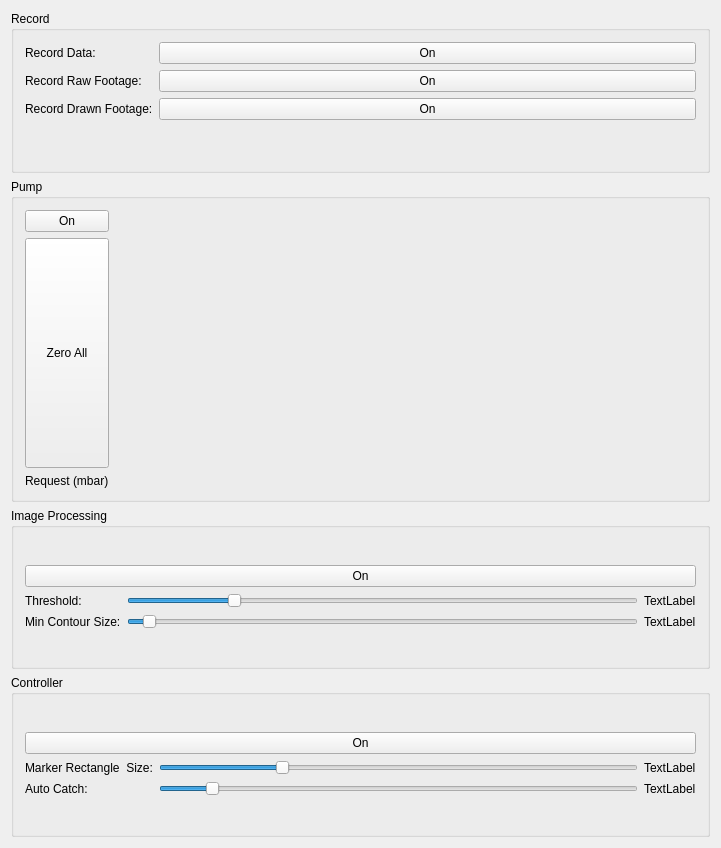
This is EVA00/ueva/dashboard.ui in DaveSketchySpeedway/RoboDrop as Qt 5 draws it before an edit. The edited form follows.
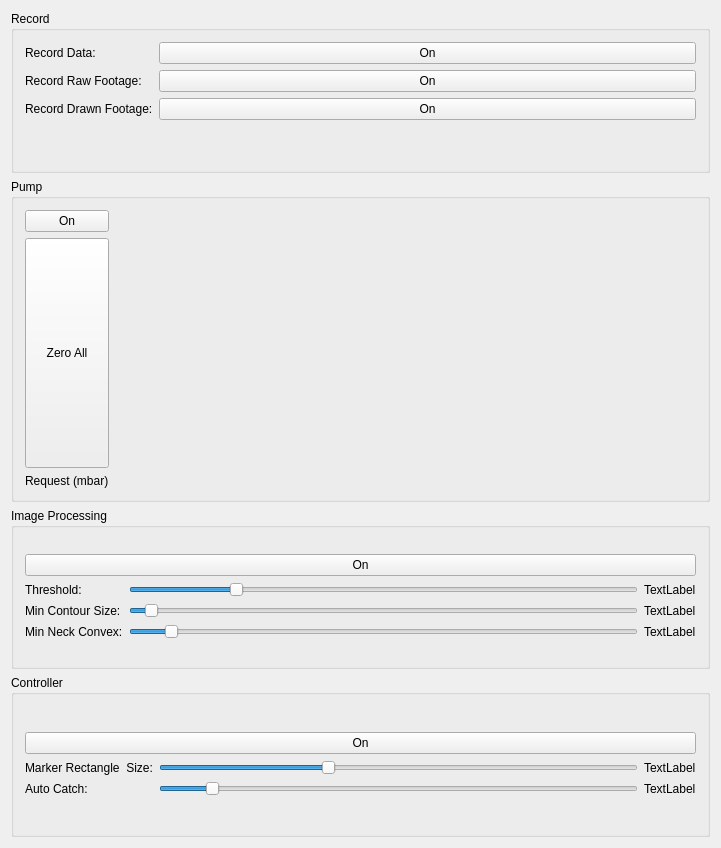
This is the edited form.

What changed in the file:
```diff
--- a/EVA00/ueva/dashboard.ui
+++ b/EVA00/ueva/dashboard.ui
@@ -245,6 +245,39 @@
             </property>
            </widget>
           </item>
+          <item row="2" column="0">
+           <widget class="QLabel" name="label_9">
+            <property name="text">
+             <string>Min Neck Convex:</string>
+            </property>
+           </widget>
+          </item>
+          <item row="2" column="1">
+           <widget class="QSlider" name="convexSizeSlider">
+            <property name="minimum">
+             <number>0</number>
+            </property>
+            <property name="maximum">
+             <number>100</number>
+            </property>
+            <property name="pageStep">
+             <number>1</number>
+            </property>
+            <property name="value">
+             <number>7</number>
+            </property>
+            <property name="orientation">
+             <enum>Qt::Horizontal</enum>
+            </property>
+           </widget>
+          </item>
+          <item row="2" column="2">
+           <widget class="QLabel" name="convexSizeLabel">
+            <property name="text">
+             <string>TextLabel</string>
+            </property>
+           </widget>
+          </item>
          </layout>
         </item>
        </layout>
@@ -325,7 +358,7 @@
            <number>10</number>
           </property>
           <property name="value">
-           <number>50</number>
+           <number>70</number>
           </property>
           <property name="orientation">
            <enum>Qt::Horizontal</enum>
```
